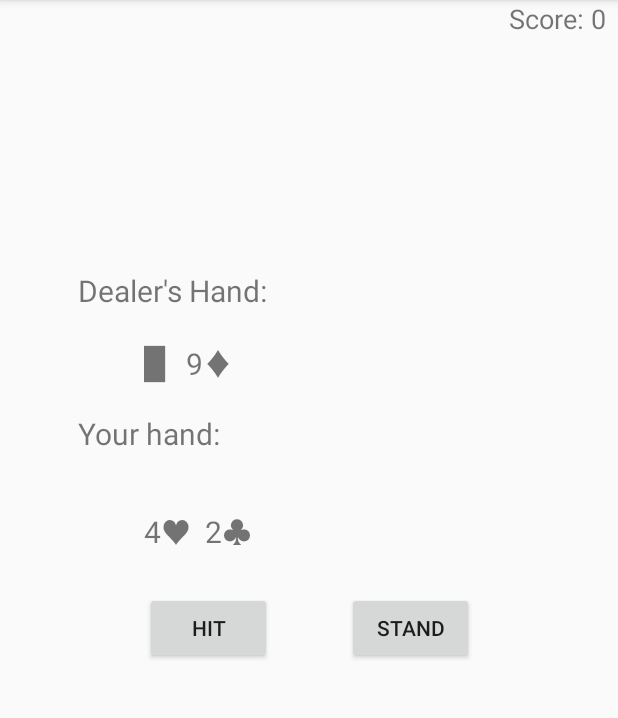
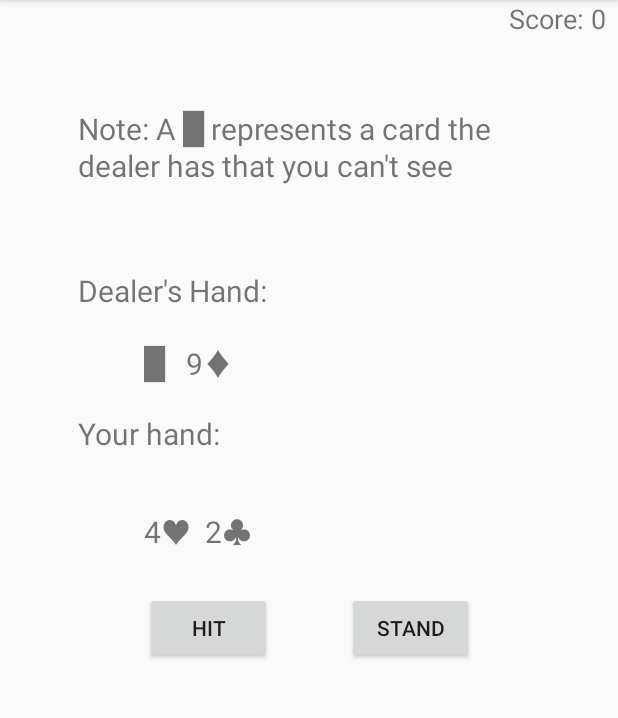
Before and after one commit to lukaswillsie/CSC207-Project, an Android app: the BlackjackPlayActivity screen opened directly, with no data from a screen before it, on a phone screen of 412 x 824 dp, the part 84-802 px from its top. Run offline under Robolectric (Android 15) with nearby library versions, the phone set to English and light mode, and no system bars; 1 statement that could not run was skipped.

Commit message:
Added a note explaining how the dealer's hand is displayed to BlackjackPlayActivity

```diff
--- a/phase1/Game/app/src/main/java/com/example/game/level1/activities/BlackjackPlayActivity.java
+++ b/phase1/Game/app/src/main/java/com/example/game/level1/activities/BlackjackPlayActivity.java
@@ -27,6 +27,11 @@ public class BlackjackPlayActivity extends AppCompatActivity {
     public static final int STAND_BUTTON_ID = R.id.standButton;
     public static final int END_GAME_BUTTON_ID = R.id.endGameButton;
     public static final int PLAY_AGAIN_BUTTON_ID = R.id.playAgainButton;
+
+    /**
+     * The note to be displayed at the top of the screen
+     */
+    private static final String note = "Note: A \u2588 represents a card the dealer has that you can't see";
 
     /**
      * The LevelManager that will play the game taking place in this activity
@@ -67,6 +72,8 @@ public class BlackjackPlayActivity extends AppCompatActivity {
         ((TextView) findViewById(R.id.playScore)).setText(scoreText);
 
         numHands = new SettingsManagerBuilder().build(this, GameData.USERNAME).getSetting(Setting.NUM_HANDS);
+
+        ((TextView)findViewById(R.id.blackjackNote)).setText(note);
     }
 
     /**
--- a/phase1/Game/app/src/main/res/layout/blackjack_play.xml
+++ b/phase1/Game/app/src/main/res/layout/blackjack_play.xml
@@ -131,4 +131,13 @@
         app:layout_constraintEnd_toEndOf="parent"
         app:layout_constraintTop_toTopOf="parent" />
 
+    <TextView
+        android:id="@+id/blackjackNote"
+        android:layout_width="297dp"
+        android:layout_height="64dp"
+        android:layout_marginTop="72dp"
+        android:textSize="20sp"
+        app:layout_constraintStart_toStartOf="@+id/dealerHandLabel"
+        app:layout_constraintTop_toTopOf="parent" />
+
 </androidx.constraintlayout.widget.ConstraintLayout>
```
